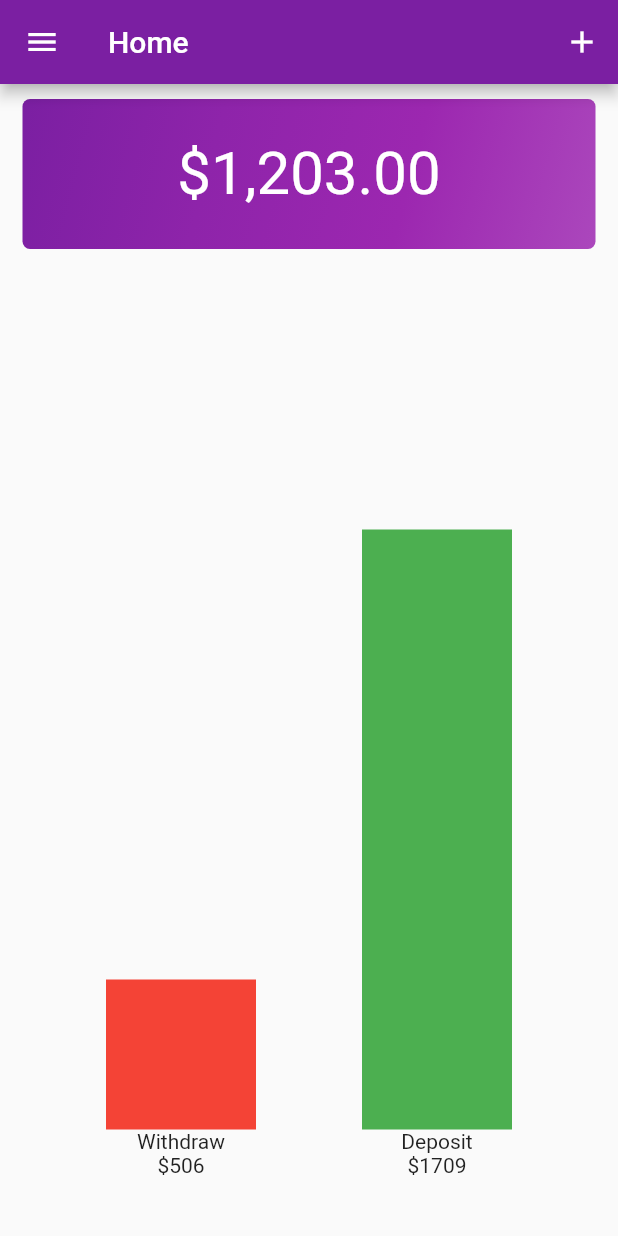
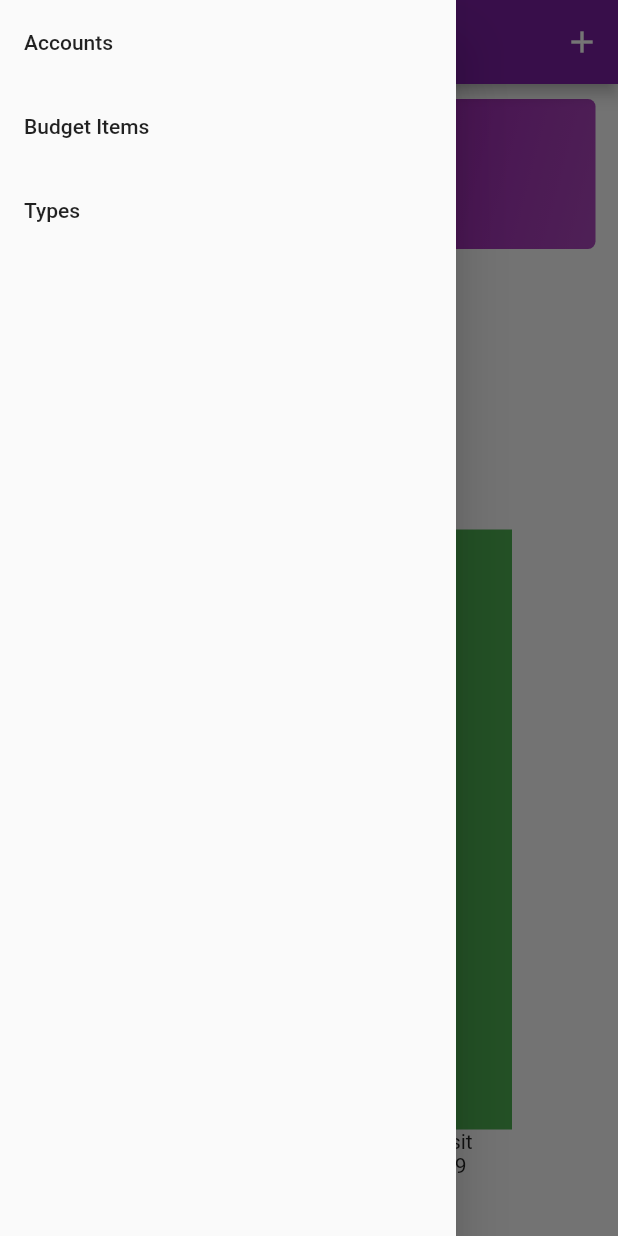
Before and after one commit to sanjaykarki/spend_tracker, a Flutter app: the HomePage screen opened directly, with the side drawer open (before the commit the screen has no drawer), on a phone screen of 412 x 824 dp. Run offline on Flutter 3.47's test engine with Material 2 defaults, Android fonts, the phone set to English and light mode, and no system bars.

Commit message:
4.5 Navigating with routes

```diff
--- a/lib/application.dart
+++ b/lib/application.dart
@@ -1,5 +1,5 @@
 import 'package:flutter/material.dart';
-import 'package:spend_tracker/pages/index.dart';
+import 'package:spend_tracker/routes.dart';
 
 class Application extends StatelessWidget {
   @override
@@ -9,6 +9,7 @@ class Application extends StatelessWidget {
         theme: ThemeData(
           primaryColor: Colors.purple[700],
         ),
-        home: AccountsPage());
+        initialRoute: '/',
+        routes: routes);
   }
 }
--- a/lib/pages/home/home_page.dart
+++ b/lib/pages/home/home_page.dart
@@ -1,4 +1,5 @@
 import 'package:flutter/material.dart';
+import 'package:spend_tracker/pages/home/widgets/menu.dart';
 
 class HomePage extends StatelessWidget {
   @override
@@ -6,9 +7,6 @@ class HomePage extends StatelessWidget {
     var amount = '1,203.00';
     return Scaffold(
       appBar: AppBar(
-        leading: Icon(
-          Icons.menu,
-        ),
         title: const Text('Home'),
         actions: [
           IconButton(
@@ -18,6 +16,7 @@ class HomePage extends StatelessWidget {
           ),
         ],
       ),
+      drawer: Menu(),
       body: Column(
         crossAxisAlignment: CrossAxisAlignment.stretch,
         children: [
--- /dev/null
+++ b/lib/pages/home/widgets/menu.dart
@@ -0,0 +1,25 @@
+import 'package:flutter/material.dart';
+
+class Menu extends StatelessWidget {
+  @override
+  Widget build(BuildContext context) {
+    return Drawer(
+      child: Column(
+        children: [
+          ListTile(
+            title: const Text('Accounts'),
+            onTap: () => Navigator.of(context).pushNamed('/accounts'),
+          ),
+          ListTile(
+            title: const Text('Budget Items'),
+            onTap: () => Navigator.of(context).pushNamed('/items'),
+          ),
+          ListTile(
+            title: const Text('Types'),
+            onTap: () => Navigator.of(context).pushNamed('/types'),
+          ),
+        ],
+      ),
+    );
+  }
+}
--- /dev/null
+++ b/lib/routes.dart
@@ -0,0 +1,9 @@
+import 'package:flutter/material.dart';
+import 'package:spend_tracker/pages/index.dart';
+
+final routes = {
+  '/': (BuildContext context) => HomePage(),
+  '/accounts': (BuildContext context) => AccountsPage(),
+  '/items': (BuildContext context) => ItemsPage(),
+  '/types': (BuildContext context) => TypesPage(),
+};
```
